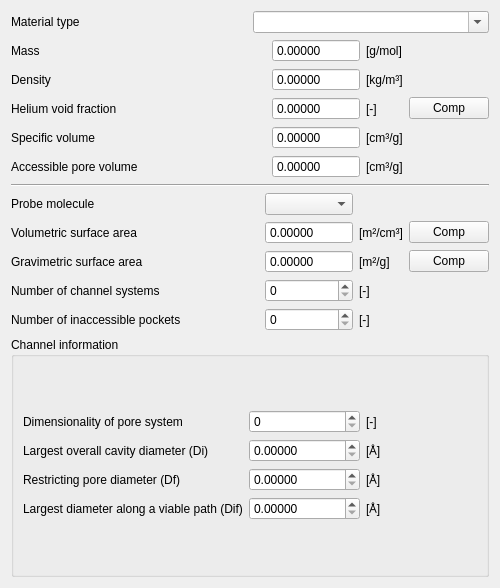
This is iraspa/iraspagui/cellstructuralform.ui in iRASPA/iRASPA-QT as Qt 5 draws it before an edit. The edited form follows.
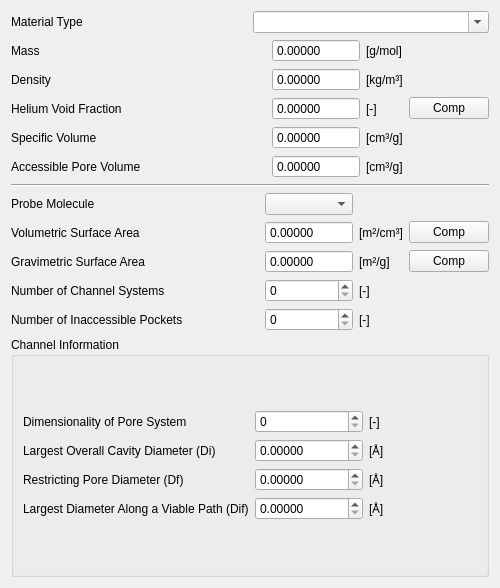
This is the edited form. Custom widgets are drawn as their Qt base class.

What changed in the file:
```diff
--- a/iraspa/iraspagui/cellstructuralform.ui
+++ b/iraspa/iraspagui/cellstructuralform.ui
@@ -21,7 +21,7 @@
        <item>
         <widget class="QLabel" name="label">
          <property name="text">
-          <string>Material type</string>
+          <string>Material Type</string>
          </property>
         </widget>
        </item>
@@ -94,7 +94,7 @@
      <item row="3" column="0">
       <widget class="QLabel" name="label_5">
        <property name="text">
-        <string>Specific volume</string>
+        <string>Specific Volume</string>
        </property>
       </widget>
      </item>
@@ -222,7 +222,7 @@
      <item row="2" column="0">
       <widget class="QLabel" name="label_4">
        <property name="text">
-        <string>Helium void fraction</string>
+        <string>Helium Void Fraction</string>
        </property>
       </widget>
      </item>
@@ -243,7 +243,7 @@
      <item row="4" column="0">
       <widget class="QLabel" name="label_6">
        <property name="text">
-        <string>Accessible pore volume</string>
+        <string>Accessible Pore Volume</string>
        </property>
       </widget>
      </item>
@@ -320,7 +320,7 @@
      <item row="3" column="0">
       <widget class="QLabel" name="label_9">
        <property name="text">
-        <string>Number of channel systems</string>
+        <string>Number of Channel Systems</string>
        </property>
       </widget>
      </item>
@@ -348,7 +348,7 @@
      <item row="0" column="0">
       <widget class="QLabel" name="label_15">
        <property name="text">
-        <string>Probe molecule</string>
+        <string>Probe Molecule</string>
        </property>
       </widget>
      </item>
@@ -380,7 +380,7 @@
      <item row="1" column="0">
       <widget class="QLabel" name="label_7">
        <property name="text">
-        <string>Volumetric surface area</string>
+        <string>Volumetric Surface Area</string>
        </property>
       </widget>
      </item>
@@ -407,7 +407,7 @@
      <item row="2" column="0">
       <widget class="QLabel" name="label_8">
        <property name="text">
-        <string>Gravimetric surface area</string>
+        <string>Gravimetric Surface Area</string>
        </property>
       </widget>
      </item>
@@ -452,7 +452,7 @@
      <item row="4" column="0">
       <widget class="QLabel" name="label_10">
        <property name="text">
-        <string>Number of inaccessible pockets</string>
+        <string>Number of Inaccessible Pockets</string>
        </property>
       </widget>
      </item>
@@ -496,7 +496,7 @@
      <item>
       <widget class="QGroupBox" name="groupBox">
        <property name="title">
-        <string>Channel information</string>
+        <string>Channel Information</string>
        </property>
        <layout class="QVBoxLayout" name="verticalLayout_2">
         <item>
@@ -504,7 +504,7 @@
           <item row="0" column="0">
            <widget class="QLabel" name="label_11">
             <property name="text">
-             <string>Dimensionality of pore system</string>
+             <string>Dimensionality of Pore System</string>
             </property>
            </widget>
           </item>
@@ -518,7 +518,7 @@
           <item row="1" column="0">
            <widget class="QLabel" name="label_12">
             <property name="text">
-             <string>Largest overall cavity diameter (Di)</string>
+             <string>Largest Overall Cavity Diameter (Di)</string>
             </property>
            </widget>
           </item>
@@ -532,7 +532,7 @@
           <item row="2" column="0">
            <widget class="QLabel" name="label_13">
             <property name="text">
-             <string>Restricting pore diameter (Df)</string>
+             <string>Restricting Pore Diameter (Df)</string>
             </property>
            </widget>
           </item>
@@ -546,7 +546,7 @@
           <item row="3" column="0">
            <widget class="QLabel" name="label_14">
             <property name="text">
-             <string>Largest diameter along a viable path (Dif)</string>
+             <string>Largest Diameter Along a Viable Path (Dif)</string>
             </property>
            </widget>
           </item>
```
